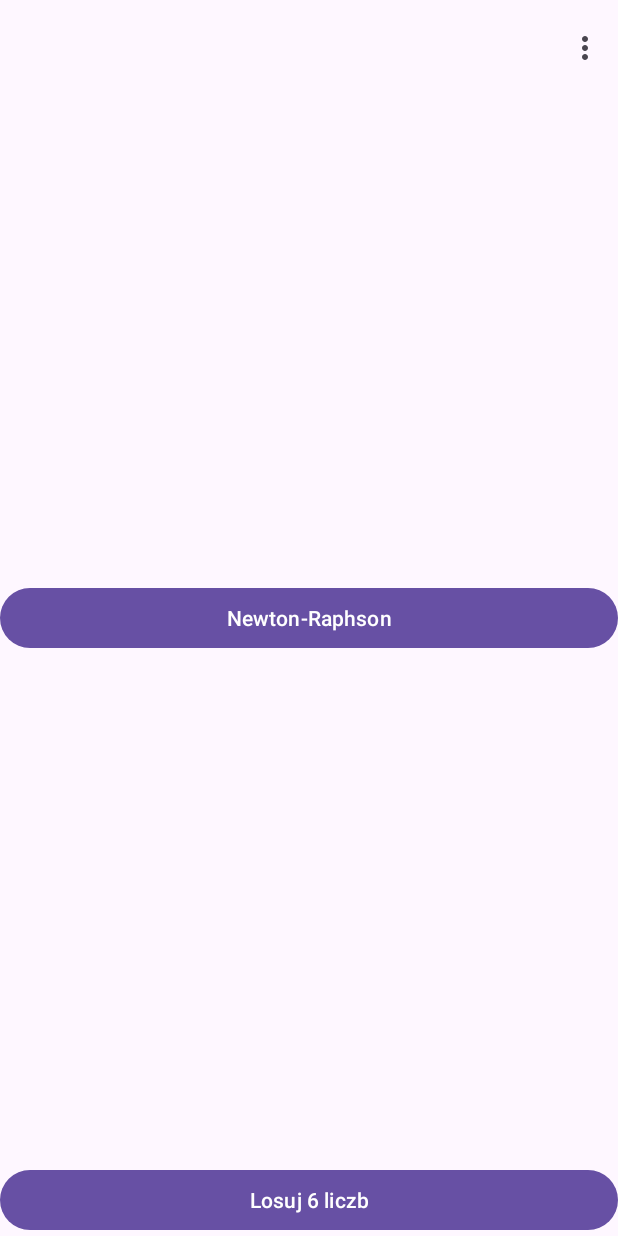
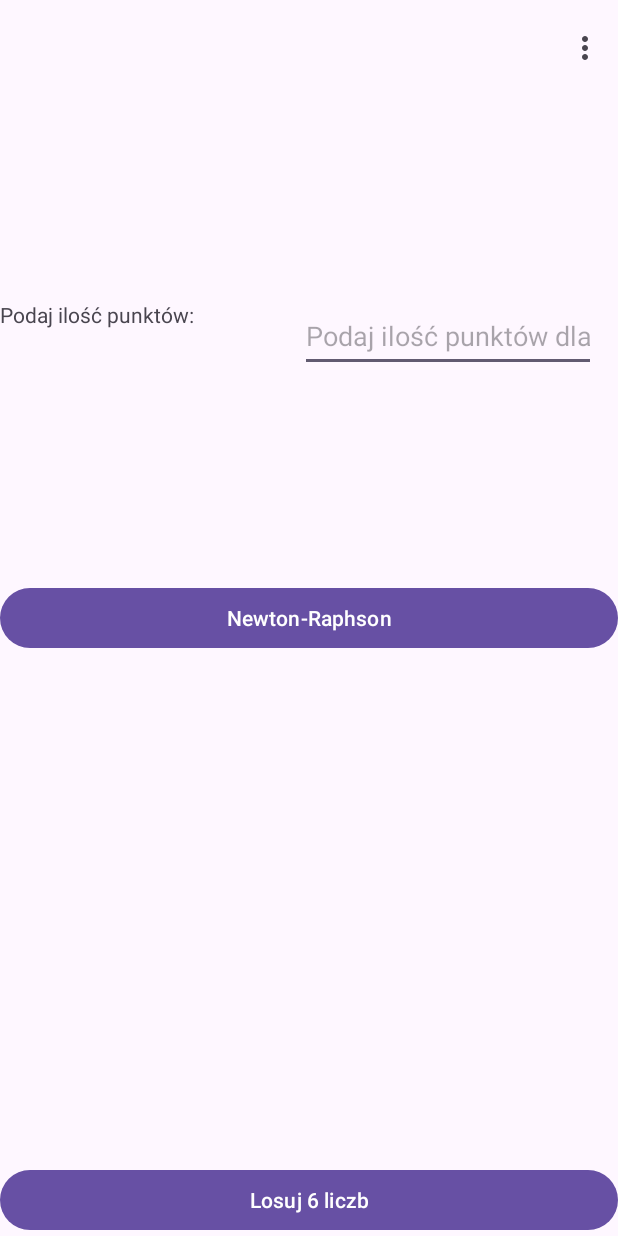
Before and after one commit to gacandrzej/Cwiczenia4MenuNew, an Android app: the screen it shows after launch (MainActivity), on a phone screen of 412 x 824 dp. Run offline under Robolectric (Android 15) with nearby library versions, the phone set to English and light mode, and no system bars.

Commit message:
v8 if else 2 treeHash 3

```diff
--- a/app/src/main/java/com/example/cwiczenia4/MonteCarlo.java
+++ b/app/src/main/java/com/example/cwiczenia4/MonteCarlo.java
@@ -65,7 +65,8 @@ public class MonteCarlo extends AppCompatActivity {
 
     @Override
     public boolean onSupportNavigateUp() {
-        Log.v("111111", "-----------------------onSupportNavigateUp()");
+        Log.v(MainActivity.TAG,
+                "-----MonteCarlo---------onSupportNavigateUp()");
         finish();
         return true;
     }
--- a/app/src/main/res/layout/activity_main.xml
+++ b/app/src/main/res/layout/activity_main.xml
@@ -8,6 +8,22 @@
     tools:context=".MainActivity">
 
     <include layout="@layout/layout_action_bar" />
+
+    <TextView
+        android:layout_width="194dp"
+        android:layout_height="66dp"
+        android:layout_marginTop="200dp"
+        android:text="Podaj ilość punktów:" />
+
+    <EditText
+        android:id="@+id/iloscPunktow"
+        android:layout_width="197dp"
+        android:layout_height="wrap_content"
+        android:layout_margin="200dp"
+        android:layout_marginTop="200dp"
+        android:hint="Podaj ilość punktów dla MonteCarlo"
+        android:inputType="numberDecimal"
+        android:minHeight="48dp" />
 
   <Button
     android:id="@+id/button1"
```
Also changed, not shown: app/src/main/java/com/example/cwiczenia4/Algorithms.java (+3 -8 lines), app/src/main/java/com/example/cwiczenia4/MainActivity.java (+17 -63 lines), app/src/main/java/com/example/cwiczenia4/NewtonRaphson.java (+8 -0 lines).
